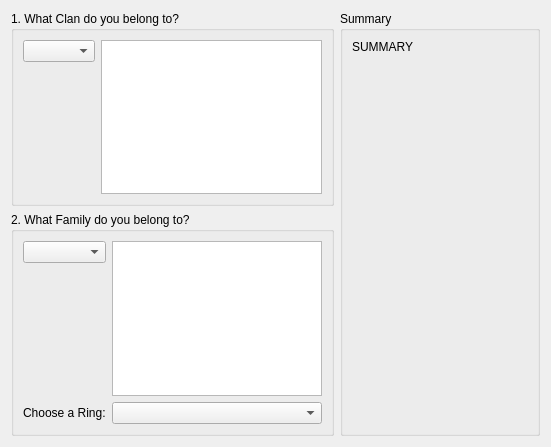
Before: the Qt Designer form PaperBlossoms/ui/newcharwizardpage1.ui in dashnine/PaperBlossoms, drawn with Qt 5.
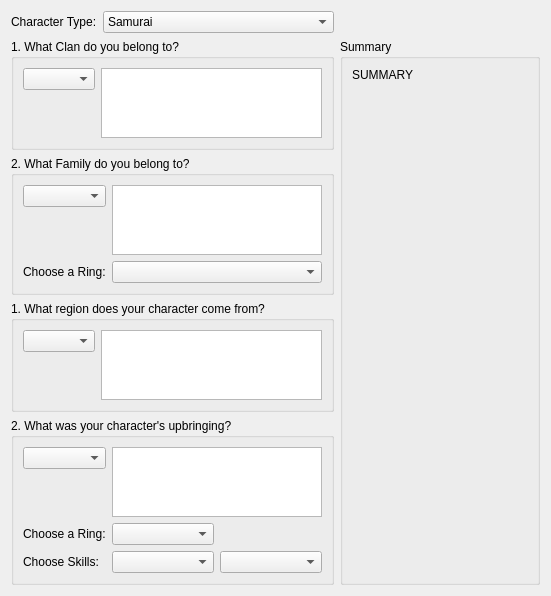
After: the same form once the commit is applied.

```diff
--- a/PaperBlossoms/ui/newcharwizardpage1.ui
+++ b/PaperBlossoms/ui/newcharwizardpage1.ui
@@ -13,9 +13,44 @@
   <property name="windowTitle">
    <string>WizardPage</string>
   </property>
-  <layout class="QGridLayout" name="gridLayout">
+  <layout class="QGridLayout" name="gridLayout_5">
    <item row="0" column="0">
-    <widget class="QGroupBox" name="groupBox">
+    <layout class="QFormLayout" name="formLayout">
+     <item row="0" column="0">
+      <widget class="QLabel" name="label">
+       <property name="text">
+        <string>Character Type:</string>
+       </property>
+      </widget>
+     </item>
+     <item row="0" column="1">
+      <widget class="QComboBox" name="characterType_comboBox">
+       <item>
+        <property name="text">
+         <string>Samurai</string>
+        </property>
+       </item>
+       <item>
+        <property name="text">
+         <string>Rōnin</string>
+        </property>
+       </item>
+       <item>
+        <property name="text">
+         <string>Gaijin</string>
+        </property>
+       </item>
+       <item>
+        <property name="text">
+         <string>Peasant</string>
+        </property>
+       </item>
+      </widget>
+     </item>
+    </layout>
+   </item>
+   <item row="1" column="0">
+    <widget class="QGroupBox" name="clanGroupBox">
      <property name="title">
       <string>1. What Clan do you belong to?</string>
      </property>
@@ -55,7 +90,209 @@
      </layout>
     </widget>
    </item>
-   <item row="0" column="1" rowspan="2">
+   <item row="2" column="0">
+    <widget class="QGroupBox" name="famGroupBox">
+     <property name="title">
+      <string>2. What Family do you belong to?</string>
+     </property>
+     <layout class="QGridLayout" name="gridLayout_2">
+      <item row="2" column="1">
+       <widget class="QComboBox" name="nc1_ring_ComboBox">
+        <property name="sizePolicy">
+         <sizepolicy hsizetype="Preferred" vsizetype="Fixed">
+          <horstretch>0</horstretch>
+          <verstretch>0</verstretch>
+         </sizepolicy>
+        </property>
+       </widget>
+      </item>
+      <item row="0" column="0">
+       <widget class="QComboBox" name="nc1_family_ComboBox"/>
+      </item>
+      <item row="2" column="0">
+       <widget class="QLabel" name="label_3">
+        <property name="sizePolicy">
+         <sizepolicy hsizetype="Minimum" vsizetype="Preferred">
+          <horstretch>0</horstretch>
+          <verstretch>0</verstretch>
+         </sizepolicy>
+        </property>
+        <property name="text">
+         <string>Choose a Ring:</string>
+        </property>
+       </widget>
+      </item>
+      <item row="1" column="0">
+       <spacer name="verticalSpacer_2">
+        <property name="orientation">
+         <enum>Qt::Vertical</enum>
+        </property>
+        <property name="sizeHint" stdset="0">
+         <size>
+          <width>20</width>
+          <height>40</height>
+         </size>
+        </property>
+       </spacer>
+      </item>
+      <item row="0" column="1" rowspan="2">
+       <widget class="QTextEdit" name="nc1_family_TextEdit">
+        <property name="enabled">
+         <bool>true</bool>
+        </property>
+        <property name="sizePolicy">
+         <sizepolicy hsizetype="Preferred" vsizetype="Expanding">
+          <horstretch>0</horstretch>
+          <verstretch>0</verstretch>
+         </sizepolicy>
+        </property>
+        <property name="readOnly">
+         <bool>true</bool>
+        </property>
+       </widget>
+      </item>
+     </layout>
+    </widget>
+   </item>
+   <item row="3" column="0">
+    <widget class="QGroupBox" name="regionGroupBox">
+     <property name="title">
+      <string>1. What region does your character come from?</string>
+     </property>
+     <layout class="QGridLayout" name="gridLayout_4">
+      <item row="0" column="0">
+       <widget class="QComboBox" name="nc1_region_ComboBox"/>
+      </item>
+      <item row="1" column="0">
+       <spacer name="verticalSpacer_3">
+        <property name="orientation">
+         <enum>Qt::Vertical</enum>
+        </property>
+        <property name="sizeHint" stdset="0">
+         <size>
+          <width>20</width>
+          <height>40</height>
+         </size>
+        </property>
+       </spacer>
+      </item>
+      <item row="0" column="1" rowspan="2">
+       <widget class="QTextEdit" name="nc1_region_TextEdit">
+        <property name="enabled">
+         <bool>true</bool>
+        </property>
+        <property name="sizePolicy">
+         <sizepolicy hsizetype="Preferred" vsizetype="Expanding">
+          <horstretch>0</horstretch>
+          <verstretch>0</verstretch>
+         </sizepolicy>
+        </property>
+        <property name="readOnly">
+         <bool>true</bool>
+        </property>
+       </widget>
+      </item>
+     </layout>
+    </widget>
+   </item>
+   <item row="4" column="0">
+    <widget class="QGroupBox" name="upbringingGroupBox">
+     <property name="title">
+      <string>2. What was your character's upbringing?</string>
+     </property>
+     <layout class="QGridLayout" name="gridLayout">
+      <item row="4" column="1">
+       <widget class="QComboBox" name="nc1_skill1_ComboBox">
+        <property name="sizePolicy">
+         <sizepolicy hsizetype="Preferred" vsizetype="Fixed">
+          <horstretch>0</horstretch>
+          <verstretch>0</verstretch>
+         </sizepolicy>
+        </property>
+       </widget>
+      </item>
+      <item row="3" column="0">
+       <widget class="QLabel" name="label_4">
+        <property name="sizePolicy">
+         <sizepolicy hsizetype="Minimum" vsizetype="Preferred">
+          <horstretch>0</horstretch>
+          <verstretch>0</verstretch>
+         </sizepolicy>
+        </property>
+        <property name="text">
+         <string>Choose a Ring:</string>
+        </property>
+       </widget>
+      </item>
+      <item row="3" column="1">
+       <widget class="QComboBox" name="nc1_upbringing_ring_ComboBox">
+        <property name="sizePolicy">
+         <sizepolicy hsizetype="Preferred" vsizetype="Fixed">
+          <horstretch>0</horstretch>
+          <verstretch>0</verstretch>
+         </sizepolicy>
+        </property>
+       </widget>
+      </item>
+      <item row="4" column="0">
+       <widget class="QLabel" name="label_5">
+        <property name="sizePolicy">
+         <sizepolicy hsizetype="Minimum" vsizetype="Preferred">
+          <horstretch>0</horstretch>
+          <verstretch>0</verstretch>
+         </sizepolicy>
+        </property>
+        <property name="text">
+         <string>Choose Skills:</string>
+        </property>
+       </widget>
+      </item>
+      <item row="4" column="2">
+       <widget class="QComboBox" name="nc1_skill2_ComboBox">
+        <property name="sizePolicy">
+         <sizepolicy hsizetype="Preferred" vsizetype="Fixed">
+          <horstretch>0</horstretch>
+          <verstretch>0</verstretch>
+         </sizepolicy>
+        </property>
+       </widget>
+      </item>
+      <item row="0" column="0">
+       <widget class="QComboBox" name="nc1_upbringing_ComboBox"/>
+      </item>
+      <item row="1" column="0">
+       <spacer name="verticalSpacer_4">
+        <property name="orientation">
+         <enum>Qt::Vertical</enum>
+        </property>
+        <property name="sizeHint" stdset="0">
+         <size>
+          <width>20</width>
+          <height>40</height>
+         </size>
+        </property>
+       </spacer>
+      </item>
+      <item row="0" column="1" rowspan="2" colspan="2">
+       <widget class="QTextEdit" name="nc1_upbringing_TextEdit">
+        <property name="enabled">
+         <bool>true</bool>
+        </property>
+        <property name="sizePolicy">
+         <sizepolicy hsizetype="Preferred" vsizetype="Expanding">
+          <horstretch>0</horstretch>
+          <verstretch>0</verstretch>
+         </sizepolicy>
+        </property>
+        <property name="readOnly">
+         <bool>true</bool>
+        </property>
+       </widget>
+      </item>
+     </layout>
+    </widget>
+   </item>
+   <item row="1" column="1" rowspan="4">
     <widget class="QGroupBox" name="groupBox_3">
      <property name="sizePolicy">
       <sizepolicy hsizetype="Fixed" vsizetype="Preferred">
@@ -95,70 +332,6 @@
      </layout>
     </widget>
    </item>
-   <item row="1" column="0">
-    <widget class="QGroupBox" name="groupBox_2">
-     <property name="title">
-      <string>2. What Family do you belong to?</string>
-     </property>
-     <layout class="QGridLayout" name="gridLayout_2">
-      <item row="2" column="1">
-       <widget class="QComboBox" name="nc1_ring_ComboBox">
-        <property name="sizePolicy">
-         <sizepolicy hsizetype="Preferred" vsizetype="Fixed">
-          <horstretch>0</horstretch>
-          <verstretch>0</verstretch>
-         </sizepolicy>
-        </property>
-       </widget>
-      </item>
-      <item row="0" column="0">
-       <widget class="QComboBox" name="nc1_family_ComboBox"/>
-      </item>
-      <item row="2" column="0">
-       <widget class="QLabel" name="label_3">
-        <property name="sizePolicy">
-         <sizepolicy hsizetype="Minimum" vsizetype="Preferred">
-          <horstretch>0</horstretch>
-          <verstretch>0</verstretch>
-         </sizepolicy>
-        </property>
-        <property name="text">
-         <string>Choose a Ring:</string>
-        </property>
-       </widget>
-      </item>
-      <item row="1" column="0">
-       <spacer name="verticalSpacer_2">
-        <property name="orientation">
-         <enum>Qt::Vertical</enum>
-        </property>
-        <property name="sizeHint" stdset="0">
-         <size>
-          <width>20</width>
-          <height>40</height>
-         </size>
-        </property>
-       </spacer>
-      </item>
-      <item row="0" column="1" rowspan="2">
-       <widget class="QTextEdit" name="nc1_family_TextEdit">
-        <property name="enabled">
-         <bool>true</bool>
-        </property>
-        <property name="sizePolicy">
-         <sizepolicy hsizetype="Preferred" vsizetype="Expanding">
-          <horstretch>0</horstretch>
-          <verstretch>0</verstretch>
-         </sizepolicy>
-        </property>
-        <property name="readOnly">
-         <bool>true</bool>
-        </property>
-       </widget>
-      </item>
-     </layout>
-    </widget>
-   </item>
   </layout>
  </widget>
  <resources/>
```
